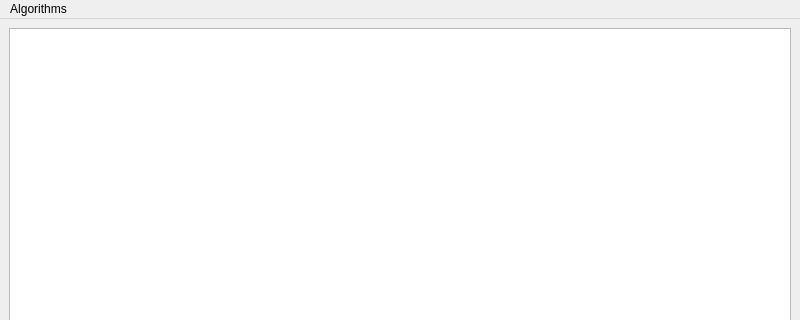
Qt form mainwindow.ui (VelocityDv/Sorting-Visualizer) before a commit; both pictures show x 0 to 800 and y 0 to 320 of the 800 by 636 pixel window.
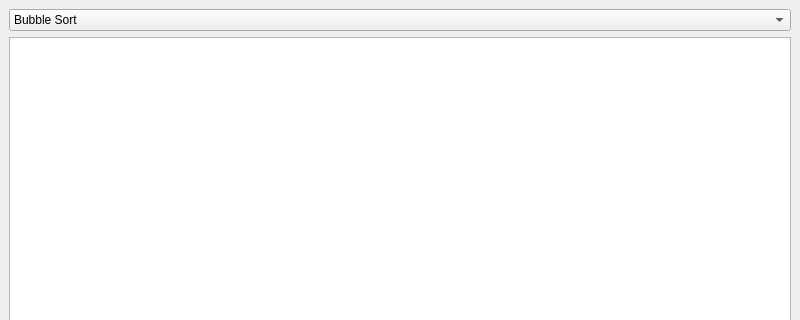
The same form after that commit.

Commit message: Fixed Drop Box

```diff
--- a/mainwindow.ui
+++ b/mainwindow.ui
@@ -15,6 +15,20 @@
   </property>
   <widget class="QWidget" name="centralwidget">
    <layout class="QVBoxLayout" name="verticalLayout">
+    <item>
+     <widget class="QComboBox" name="dropBox_algorithmSelector">
+      <item>
+       <property name="text">
+        <string>Bubble Sort</string>
+       </property>
+      </item>
+      <item>
+       <property name="text">
+        <string>Insertion Sort</string>
+       </property>
+      </item>
+     </widget>
+    </item>
     <item>
      <widget class="QGraphicsView" name="graphicsView"/>
     </item>
@@ -38,24 +52,6 @@
     </item>
    </layout>
   </widget>
-  <widget class="QMenuBar" name="menubar">
-   <property name="geometry">
-    <rect>
-     <x>0</x>
-     <y>0</y>
-     <width>800</width>
-     <height>22</height>
-    </rect>
-   </property>
-   <widget class="QMenu" name="menuAlgorithms">
-    <property name="title">
-     <string>Algorithms</string>
-    </property>
-    <addaction name="actionBubbleSort"/>
-    <addaction name="actionInsertionSort"/>
-   </widget>
-   <addaction name="menuAlgorithms"/>
-  </widget>
   <widget class="QStatusBar" name="statusbar"/>
   <action name="actionBubbleSort">
    <property name="text">
```
The commit also changes 2 other files.
